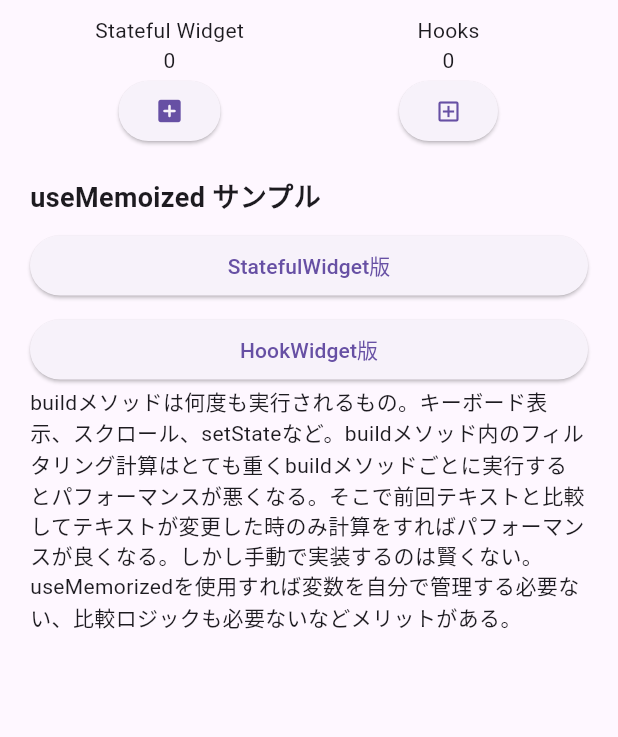
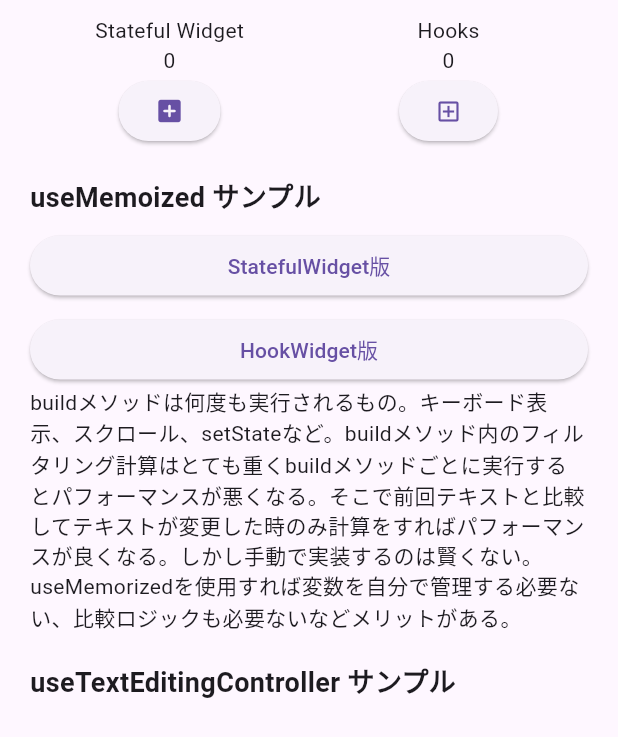
Before and after one commit to yukimiyake0607/flutter_hooks_sample, a Flutter app: the screen it shows after launch, on a phone screen of 412 x 824 dp. Shown: the top 737 px of the screen. Run offline on Flutter 3.47's test engine with Material 3 defaults, Android fonts, the phone set to English and light mode, and no system bars; our stand-ins replace flutter_hooks, hooks_riverpod.

```diff
--- /dev/null
+++ b/lib/src/feature/text_editing/text_editing_controller_menu_buttons.dart
@@ -0,0 +1,18 @@
+import 'package:flutter/material.dart';
+
+class TextEditingControllerMenuButtons extends StatelessWidget {
+  const TextEditingControllerMenuButtons({super.key});
+
+  @override
+  Widget build(BuildContext context) {
+    return Column(
+      crossAxisAlignment: CrossAxisAlignment.stretch,
+      children: [
+        const Text(
+          'useTextEditingController サンプル',
+          style: TextStyle(fontSize: 18, fontWeight: FontWeight.bold),
+        ),
+      ],
+    );
+  }
+}
--- a/lib/src/home_screen.dart
+++ b/lib/src/home_screen.dart
@@ -2,6 +2,7 @@ import 'package:flutter/material.dart';
 import 'package:flutter_hooks_sample/src/feature/counter/counter.dart';
 import 'package:flutter_hooks_sample/src/feature/counter/counter_hooks.dart';
 import 'package:flutter_hooks_sample/src/feature/memorized/memorized_menu_buttons.dart';
+import 'package:flutter_hooks_sample/src/feature/text_editing/text_editing_controller_menu_buttons.dart';
 
 class HomeScreen extends StatelessWidget {
   const HomeScreen({super.key});
@@ -26,6 +27,8 @@ class HomeScreen extends StatelessWidget {
                 const Text(
                   'buildメソッドは何度も実行されるもの。キーボード表示、スクロール、setStateなど。buildメソッド内のフィルタリング計算はとても重くbuildメソッドごとに実行するとパフォーマンスが悪くなる。そこで前回テキストと比較してテキストが変更した時のみ計算をすればパフォーマンスが良くなる。しかし手動で実装するのは賢くない。useMemorizedを使用すれば変数を自分で管理する必要ない、比較ロジックも必要ないなどメリットがある。',
                 ),
+                const SizedBox(height: 20),
+                const TextEditingControllerMenuButtons(),
               ],
             ),
           ),
```
